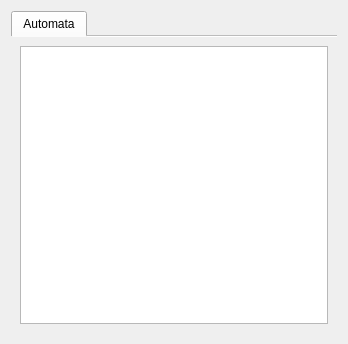
First picture: the form in projectwidget.ui, repository jehrichs/des-control, before the edit.
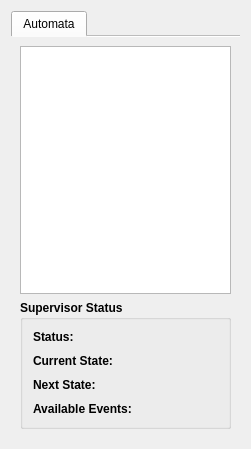
Second picture: the form after the edit. Custom widgets are drawn as their Qt base class.

Commit message: some cleanup, connect hw signals with supervisor events

```diff
--- a/projectwidget.ui
+++ b/projectwidget.ui
@@ -6,14 +6,14 @@
    <rect>
     <x>0</x>
     <y>0</y>
-    <width>348</width>
-    <height>344</height>
+    <width>251</width>
+    <height>449</height>
    </rect>
   </property>
   <property name="windowTitle">
    <string>Form</string>
   </property>
-  <layout class="QHBoxLayout" name="horizontalLayout_3">
+  <layout class="QVBoxLayout" name="verticalLayout_2">
    <item>
     <widget class="QTabWidget" name="tabWidget">
      <property name="currentIndex">
@@ -32,7 +32,7 @@
       <attribute name="title">
        <string>Automata</string>
       </attribute>
-      <layout class="QHBoxLayout" name="horizontalLayout">
+      <layout class="QVBoxLayout" name="verticalLayout">
        <item>
         <widget class="AutomatonTreeWidget" name="treeAutomata">
          <property name="editTriggers">
@@ -63,6 +63,134 @@
          </column>
         </widget>
        </item>
+       <item>
+        <widget class="QGroupBox" name="groupBox">
+         <property name="font">
+          <font>
+           <weight>75</weight>
+           <bold>true</bold>
+          </font>
+         </property>
+         <property name="title">
+          <string>Supervisor Status</string>
+         </property>
+         <layout class="QFormLayout" name="formLayout">
+          <property name="horizontalSpacing">
+           <number>10</number>
+          </property>
+          <property name="verticalSpacing">
+           <number>10</number>
+          </property>
+          <property name="margin">
+           <number>10</number>
+          </property>
+          <item row="0" column="0">
+           <widget class="QLabel" name="label">
+            <property name="font">
+             <font>
+              <weight>75</weight>
+              <bold>true</bold>
+             </font>
+            </property>
+            <property name="text">
+             <string>Status:</string>
+            </property>
+           </widget>
+          </item>
+          <item row="0" column="1">
+           <widget class="QLabel" name="labelStatus">
+            <property name="font">
+             <font>
+              <weight>50</weight>
+              <bold>false</bold>
+             </font>
+            </property>
+            <property name="text">
+             <string/>
+            </property>
+           </widget>
+          </item>
+          <item row="1" column="0">
+           <widget class="QLabel" name="label_2">
+            <property name="font">
+             <font>
+              <weight>75</weight>
+              <bold>true</bold>
+             </font>
+            </property>
+            <property name="text">
+             <string>Current State:</string>
+            </property>
+           </widget>
+          </item>
+          <item row="1" column="1">
+           <widget class="QLabel" name="labelCurState">
+            <property name="font">
+             <font>
+              <weight>50</weight>
+              <bold>false</bold>
+             </font>
+            </property>
+            <property name="text">
+             <string/>
+            </property>
+           </widget>
+          </item>
+          <item row="2" column="0">
+           <widget class="QLabel" name="label_4">
+            <property name="font">
+             <font>
+              <weight>75</weight>
+              <bold>true</bold>
+             </font>
+            </property>
+            <property name="text">
+             <string>Next State:</string>
+            </property>
+           </widget>
+          </item>
+          <item row="2" column="1">
+           <widget class="QLabel" name="labelNextState">
+            <property name="font">
+             <font>
+              <weight>50</weight>
+              <bold>false</bold>
+             </font>
+            </property>
+            <property name="text">
+             <string/>
+            </property>
+           </widget>
+          </item>
+          <item row="3" column="0">
+           <widget class="QLabel" name="label_3">
+            <property name="font">
+             <font>
+              <weight>75</weight>
+              <bold>true</bold>
+             </font>
+            </property>
+            <property name="text">
+             <string>Available Events:</string>
+            </property>
+           </widget>
+          </item>
+          <item row="3" column="1">
+           <widget class="QLabel" name="labelEvents">
+            <property name="font">
+             <font>
+              <weight>50</weight>
+              <bold>false</bold>
+             </font>
+            </property>
+            <property name="text">
+             <string/>
+            </property>
+           </widget>
+          </item>
+         </layout>
+        </widget>
+       </item>
       </layout>
      </widget>
     </widget>
```
The commit also changes 28 other files.
